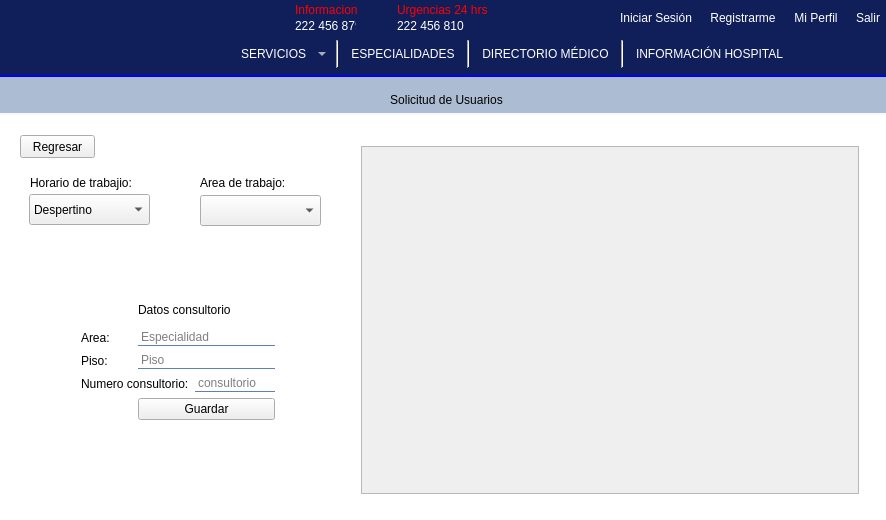
Laloses/Hospital, file mainwindow.ui: the form before one commit.
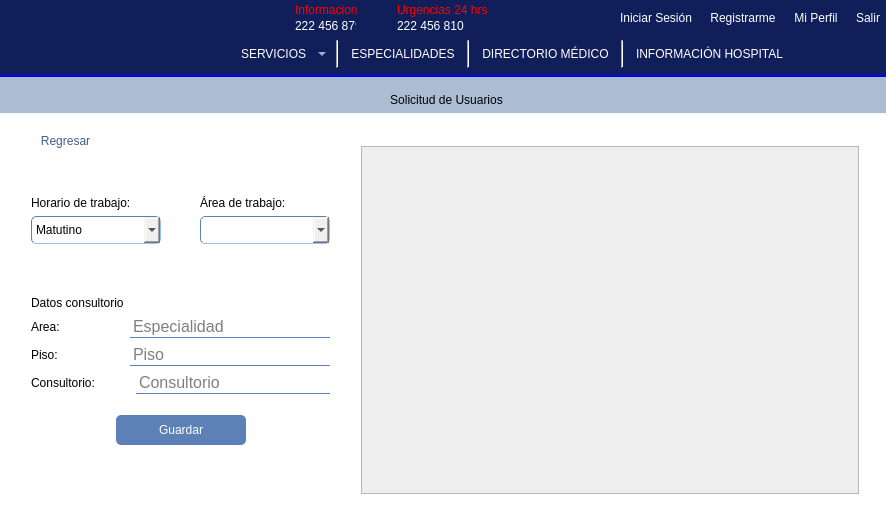
The form after the commit. Icons and pictures are not drawn.

Commit message: Interfaces modificadas solicitudes

```diff
--- a/mainwindow.ui
+++ b/mainwindow.ui
@@ -2203,14 +2203,33 @@
 border-top:none;
 border-bottom:1px solid #5d80b6;
 background:transparent;
-	font: 10pt &quot;MS Shell Dlg 2&quot;;
+font: 12pt &quot;MS Shell Dlg 2&quot;;
 }
 QLineEdit:hover{
 border-top:none;
 border-bottom:1px solid #101e5a;
 background:transparent;
 }
-</string>
+QComboBox{
+	border: 1px #5d80b6;
+	border-style:inset;
+  	color:black;
+	selection-color:white;
+	border-radius: 5px;
+	selection-background-color:#5d2a42;
+}
+#pushButton_regresarSolicitudes:hover, #pushButton_menu_Pincipal_Adm:hover{
+	text-decoration: underline;
+}
+QLabel{
+font: 12pt &quot;MS Shell Dlg 2&quot;;
+}
+#labeldatos{
+font: 75 13pt &quot;MS Shell Dlg 2&quot;;
+}
+QRadioButton{
+font: 12pt &quot;MS Shell Dlg 2&quot;;
+}</string>
         </property>
         <property name="currentIndex">
          <number>2</number>
@@ -2601,31 +2620,6 @@
          </widget>
         </widget>
         <widget class="QWidget" name="page_4">
-         <widget class="QComboBox" name="comboBox_turno">
-          <property name="geometry">
-           <rect>
-            <x>19</x>
-            <y>69</y>
-            <width>121</width>
-            <height>31</height>
-           </rect>
-          </property>
-          <item>
-           <property name="text">
-            <string>Despertino</string>
-           </property>
-          </item>
-          <item>
-           <property name="text">
-            <string>Matutino</string>
-           </property>
-          </item>
-          <item>
-           <property name="text">
-            <string>Nocturno</string>
-           </property>
-          </item>
-         </widget>
          <widget class="QWidget" name="widget_2" native="true">
           <property name="geometry">
            <rect>
@@ -2660,120 +2654,304 @@
            </item>
           </layout>
          </widget>
-         <widget class="QComboBox" name="comboBox_area">
-          <property name="geometry">
-           <rect>
-            <x>190</x>
-            <y>70</y>
-            <width>121</width>
-            <height>31</height>
-           </rect>
-          </property>
-         </widget>
          <widget class="QPushButton" name="pushButton_regresarSolicitudes">
           <property name="geometry">
            <rect>
-            <x>10</x>
-            <y>10</y>
-            <width>75</width>
-            <height>23</height>
+            <x>0</x>
+            <y>0</y>
+            <width>111</width>
+            <height>32</height>
            </rect>
           </property>
+          <property name="minimumSize">
+           <size>
+            <width>0</width>
+            <height>32</height>
+           </size>
+          </property>
+          <property name="styleSheet">
+           <string notr="true">border:none;
+font: 13pt &quot;MS Shell Dlg 2&quot;;
+color: rgb(68, 94, 134);
+
+
+</string>
+          </property>
           <property name="text">
            <string>Regresar</string>
           </property>
-         </widget>
-         <widget class="QLabel" name="label_horatrabajo">
-          <property name="geometry">
-           <rect>
-            <x>20</x>
-            <y>50</y>
-            <width>113</width>
-            <height>16</height>
-           </rect>
+          <property name="icon">
+           <iconset resource="imgs/imgs.qrc">
+            <normaloff>:/imgs/backArrow.png</normaloff>:/imgs/backArrow.png</iconset>
           </property>
-          <property name="text">
-           <string>Horario de trabajio:</string>
+          <property name="iconSize">
+           <size>
+            <width>25</width>
+            <height>25</height>
+           </size>
           </property>
          </widget>
-         <widget class="QLabel" name="label_3">
+         <widget class="QWidget" name="">
           <property name="geometry">
            <rect>
-            <x>190</x>
-            <y>50</y>
-            <width>95</width>
-            <height>16</height>
+            <x>10</x>
+            <y>60</y>
+            <width>321</width>
+            <height>311</height>
            </rect>
           </property>
-          <property name="text">
-           <string>Area de trabajo:</string>
-          </property>
-         </widget>
-         <widget class="QWidget" name="layoutWidget">
-          <property name="geometry">
-           <rect>
-            <x>60</x>
-            <y>160</y>
-            <width>216</width>
-            <height>146</height>
-           </rect>
-          </property>
-          <layout class="QGridLayout" name="gridLayout_16">
-           <item row="0" column="1" colspan="2">
-            <widget class="QLabel" name="label">
-             <property name="text">
-              <string>Datos consultorio</string>
-             </property>
-            </widget>
+          <layout class="QVBoxLayout" name="verticalLayout_9">
+           <item>
+            <layout class="QHBoxLayout" name="horizontalLayout_34">
+             <item>
+              <layout class="QVBoxLayout" name="verticalLayout_8">
+               <item>
+                <widget class="QLabel" name="label_horatrabajo">
+                 <property name="text">
+                  <string>Horario de trabajo:</string>
+                 </property>
+                </widget>
+               </item>
+               <item>
+                <widget class="QComboBox" name="comboBox_turno">
+                 <property name="minimumSize">
+                  <size>
+                   <width>130</width>
+                   <height>28</height>
+                  </size>
+                 </property>
+                 <item>
+                  <property name="text">
+                   <string>Matutino</string>
+                  </property>
+                 </item>
+                 <item>
+                  <property name="text">
+                   <string>Vespertino</string>
+                  </property>
+                 </item>
+                 <item>
+                  <property name="text">
+                   <string>Nocturno</string>
+                  </property>
+                 </item>
+                </widget>
+               </item>
+              </layout>
+             </item>
+             <item>
+              <spacer name="horizontalSpacer_40">
+               <property name="orientation">
+                <enum>Qt::Horizontal</enum>
+               </property>
+               <property name="sizeHint" stdset="0">
+                <size>
+                 <width>40</width>
+                 <height>20</height>
+                </size>
+               </property>
+              </spacer>
+             </item>
+             <item>
+              <layout class="QVBoxLayout" name="verticalLayout_7">
+               <item>
+                <widget class="QLabel" name="label_3">
+                 <property name="text">
+                  <string>Área de trabajo:</string>
+                 </property>
+                </widget>
+               </item>
+               <item>
+                <widget class="QComboBox" name="comboBox_area">
+                 <property name="minimumSize">
+                  <size>
+                   <width>130</width>
+                   <height>28</height>
+                  </size>
+                 </property>
+                </widget>
+               </item>
+              </layout>
+             </item>
+            </layout>
            </item>
-           <item row="1" column="0">
-            <widget class="QLabel" name="label_area">
-             <property name="text">
-              <string>Area:</string>
+           <item>
+            <spacer name="verticalSpacer_14">
+             <property name="orientation">
+              <enum>Qt::Vertical</enum>
              </property>
-            </widget>
-           </item>
-           <item row="1" column="1" colspan="2">
-            <widget class="QLineEdit" name="lineEdit_area">
-             <property name="placeholderText">
-              <string>Especialidad</string>
+             <property name="sizeHint" stdset="0">
+              <size>
+               <width>20</width>
+               <height>40</height>
+              </size>
              </property>
-            </widget>
+            </spacer>
            </item>
-           <item row="2" column="0">
-            <widget class="QLabel" name="label_piso">
-             <property name="text">
-              <string>Piso:</string>
-             </property>
-            </widget>
+           <item>
+            <layout class="QGridLayout" name="gridLayout_16">
+             <item row="1" column="1" colspan="2">
+              <widget class="QLineEdit" name="lineEdit_area">
+               <property name="font">
+                <font>
+                 <family>MS Shell Dlg 2</family>
+                 <pointsize>12</pointsize>
+                 <weight>50</weight>
+                 <italic>false</italic>
+                 <bold>false</bold>
+                </font>
+               </property>
+               <property name="placeholderText">
+                <string>Especialidad</string>
+               </property>
+              </widget>
+             </item>
+             <item row="2" column="0">
+              <widget class="QLabel" name="label_piso">
+               <property name="text">
+                <string>Piso:</string>
+               </property>
+              </widget>
+             </item>
+             <item row="3" column="2">
+              <widget class="QLineEdit" name="lineEdit_numconsultorio">
+               <property name="font">
+                <font>
+                 <family>MS Shell Dlg 2</family>
+                 <pointsize>12</pointsize>
+                 <weight>50</weight>
+                 <italic>false</italic>
+                 <bold>false</bold>
+                </font>
+               </property>
+               <property name="placeholderText">
+                <string>Consultorio</string>
+               </property>
+              </widget>
+             </item>
+             <item row="2" column="1" colspan="2">
+              <widget class="QLineEdit" name="lineEdit_piso">
+               <property name="font">
+                <font>
+                 <family>MS Shell Dlg 2</family>
+                 <pointsize>12</pointsize>
+                 <weight>50</weight>
+                 <italic>false</italic>
+                 <bold>false</bold>
+                </font>
+               </property>
+               <property name="placeholderText">
+                <string>Piso</string>
+               </property>
+              </widget>
+             </item>
+             <item row="3" column="0" colspan="2">
+              <widget class="QLabel" name="label_consultorio">
+               <property name="text">
+                <string>Consultorio:</string>
+               </property>
+              </widget>
+             </item>
+             <item row="1" column="0">
+              <widget class="QLabel" name="label_area">
+               <property name="text">
+                <string>Area:</string>
+               </property>
+              </widget>
+             </item>
+             <item row="0" column="0">
+              <widget class="QLabel" name="labeldatos">
+               <property name="styleSheet">
+                <string notr="true"/>
+               </property>
+               <property name="text">
+                <string>Datos consultorio</string>
+               </property>
+              </widget>
+             </item>
+            </layout>
            </item>
-           <item row="2" column="1" colspan="2">
-            <widget class="QLineEdit" name="lineEdit_piso">
-             <property name="placeholderText">
-              <string>Piso</string>
+           <item>
+            <spacer name="verticalSpacer_12">
+             <property name="orientation">
+              <enum>Qt::Vertical</enum>
              </property>
-            </widget>
-           </item>
-           <item row="3" column="0" colspan="2">
-            <widget class="QLabel" name="label_consultorio">
-             <property name="text">
-              <string>Numero consultorio:</string>
+             <property name="sizeType">
+              <enum>QSizePolicy::Minimum</enum>
              </property>
-            </widget>
-           </item>
-           <item row="3" column="2">
-            <widget class="QLineEdit" name="lineEdit_numconsultorio">
-             <property name="placeholderText">
-              <string>consultorio</string>
+             <property name="sizeHint" stdset="0">
+              <size>
+               <width>20</width>
+               <height>15</height>
+              </size>
              </property>
-            </widget>
+            </spacer>
            </item>
-           <item row="4" column="1" colspan="2">
-            <widget class="QPushButton" name="pushButton_guardar">
-             <property name="text">
-              <string>Guardar</string>
+           <item>
+            <layout class="QHBoxLayout" name="horizontalLayout_35">
+             <item>
+              <spacer name="horizontalSpacer_41">
+               <property name="orientation">
+                <enum>Qt::Horizontal</enum>
+               </property>
+               <property name="sizeHint" stdset="0">
+                <size>
+                 <width>40</width>
+                 <height>20</height>
+                </size>
+               </property>
+              </spacer>
+             </item>
+             <item>
+              <widget class="QPushButton" name="pushButton_guardar">
+               <property name="minimumSize">
+                <size>
+                 <width>130</width>
+                 <height>30</height>
+                </size>
+               </property>
+               <property name="styleSheet">
+                <string notr="true">border:solid 1px #5d80b6;
+border-radius:5px;
+background-color: #5d80b6;
+color: white;
+font: 11pt &quot;MS Shell Dlg 2&quot;;</string>
+               </property>
+               <property name="text">
+                <string>Guardar</string>
+               </property>
+              </widget>
+             </item>
+             <item>
+              <spacer name="horizontalSpacer_42">
+               <property name="orientation">
+                <enum>Qt::Horizontal</enum>
+               </property>
+               <property name="sizeHint" stdset="0">
+                <size>
+                 <width>40</width>
+                 <height>20</height>
+                </size>
+               </property>
+              </spacer>
+             </item>
+            </layout>
+           </item>
+           <item>
+            <spacer name="verticalSpacer_13">
+             <property name="orientation">
+              <enum>Qt::Vertical</enum>
              </property>
-            </widget>
+             <property name="sizeType">
+              <enum>QSizePolicy::Minimum</enum>
+             </property>
+             <property name="sizeHint" stdset="0">
+              <size>
+               <width>20</width>
+               <height>40</height>
+              </size>
+             </property>
+            </spacer>
            </item>
           </layout>
          </widget>
```
Left out of the diff: 86 changed lines with no effect on the pictures. The commit also changes 4 other files.
